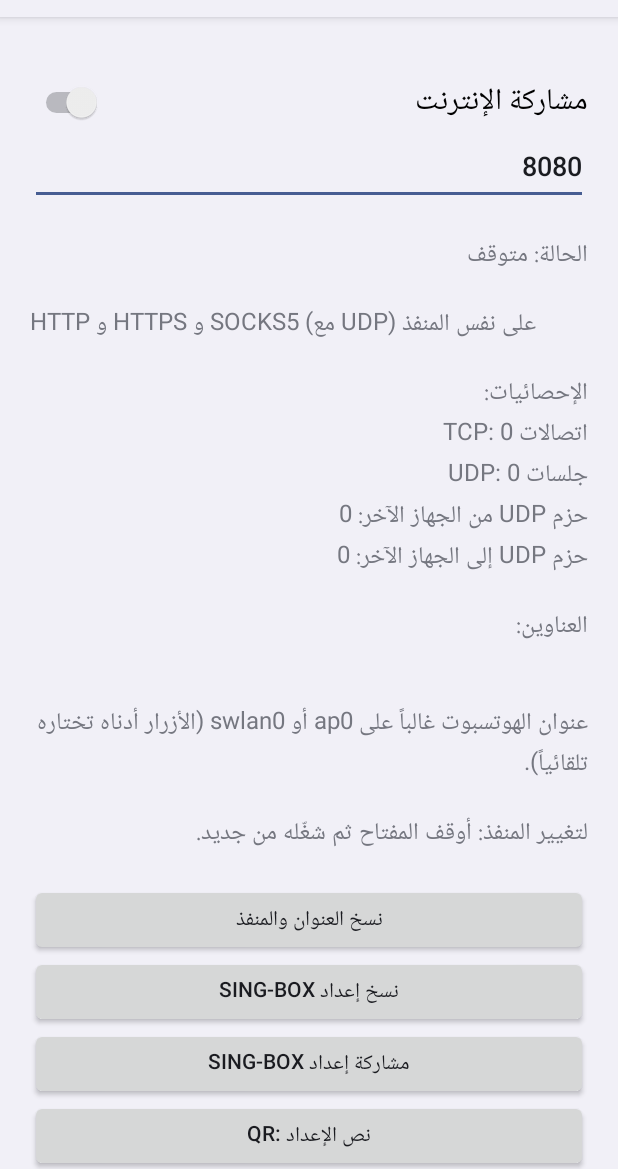
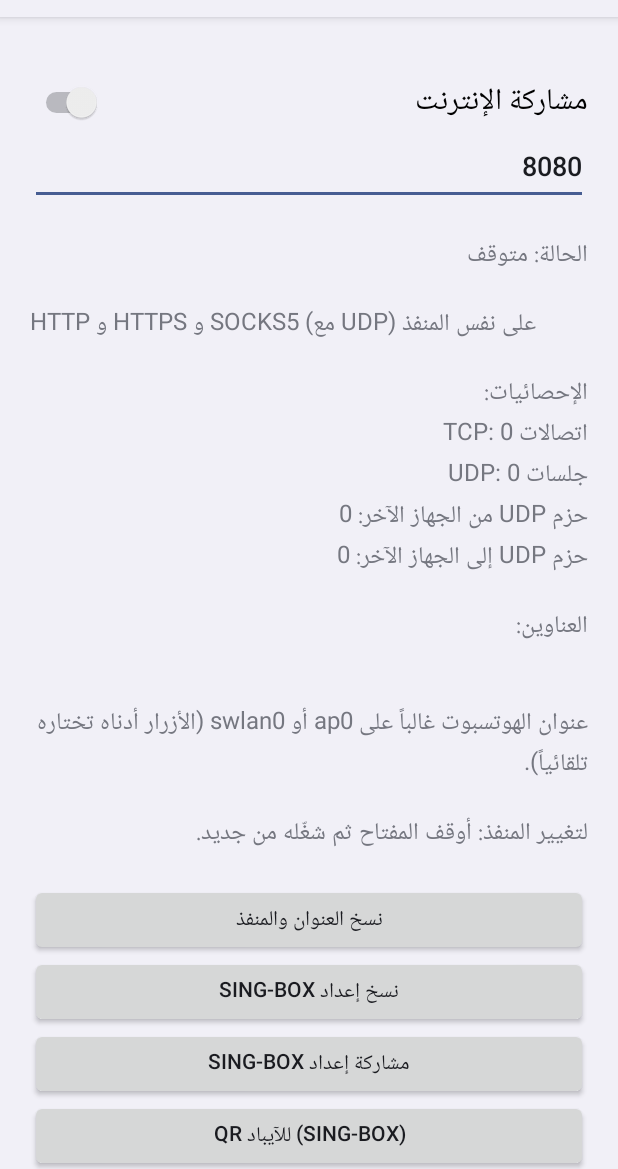
Before and after one commit to uiut4964-glitch/VpnShare, an Android app: the screen it shows after launch (MainActivity), on a phone screen of 412 x 824 dp, the part 67-1236 px from its top. Run offline under Robolectric (Android 15) with nearby library versions, the phone set to English and light mode, and no system bars.

Commit message:
Add files via upload

```diff
--- a/app/src/main/java/com/example/vpnshare/MainActivity.kt
+++ b/app/src/main/java/com/example/vpnshare/MainActivity.kt
@@ -100,16 +100,13 @@ class MainActivity : Activity() {
                 startActivity(Intent.createChooser(i, "مشاركة الإعداد"))
             }
         })
-        root.addView(btn("QR: نص الإعداد") {
-            ipPort()?.let { showQr("QR: نص الإعداد", ProxyService.buildConfig(it.first, it.second)) }
-        })
-        root.addView(btn("QR: رابط استيراد (تجريبي)") {
+        root.addView(btn("QR للآيباد (sing-box)") {
             ipPort()?.let {
                 if (!ProxyService.running) {
                     Toast.makeText(this, "شغّل مفتاح المشاركة أولاً ليعمل الرابط", Toast.LENGTH_LONG).show()
                 }
                 val u = URLEncoder.encode("http://${it.first}:${it.second}/config.json", "UTF-8")
-                showQr("QR: رابط استيراد", "sing-box://import-remote-profile?url=$u#Phone")
+                showQr("في sing-box: + ثم Scan QR Code", "sing-box://import-remote-profile?url=$u#Phone")
             }
         })
         root.addView(btn("اختبار UDP عبر الـ VPN") {
```
